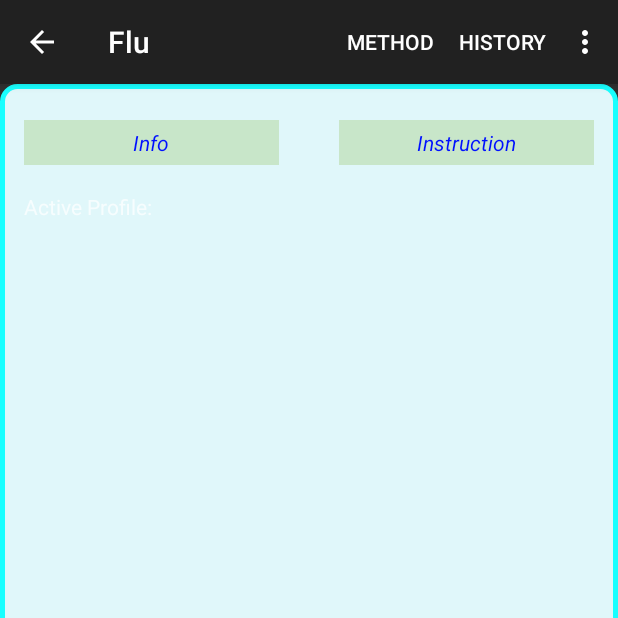
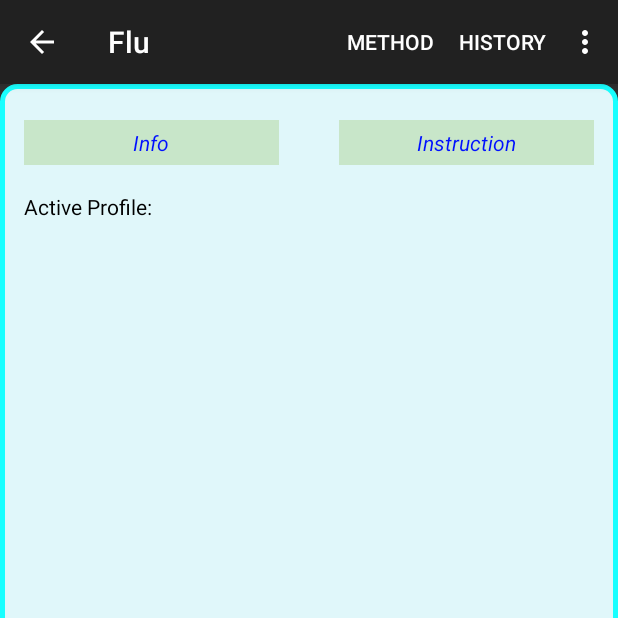
Before and after one commit to cpslabttu/SCC-Health_v1.4, an Android app: the FluActivity screen opened directly, with no data from a screen before it, on a phone screen of 412 x 824 dp, the top half of it. Run offline under Robolectric (Android 15) with nearby library versions, the phone set to English and light mode, and no system bars.

Commit message:
06/08/2017 with dex download

```diff
--- a/app/src/main/res/layout/activity_body_temp.xml
+++ b/app/src/main/res/layout/activity_body_temp.xml
@@ -66,12 +66,14 @@
             android:id="@+id/active_profile"
             android:layout_width="wrap_content"
             android:layout_height="wrap_content"
-            android:text="Active Profile:\t" />
+            android:text="Active Profile:\t"
+            android:textColor="#000000"/>
         <TextView
             android:id="@+id/display_name"
             android:layout_width="match_parent"
             android:layout_height="wrap_content"
-            android:text=" " />
+            android:text=" "
+            android:textColor="#000000"/>
 
     </LinearLayout>
 
@@ -85,7 +87,7 @@
         android:layout_alignParentBottom="true"
         android:layout_weight="1" >
         <Button
-            android:id="@+id/test"
+            android:id="@+id/cScanner"
             android:layout_width="0dp"
             android:layout_weight="1"
             android:layout_height="wrap_content"
@@ -96,8 +98,7 @@
             android:textSize="14sp"
             android:textStyle="italic"
             android:textColor="#0010ff"
-            android:background="#C8E6C9"
-            android:onClick="ReadBtn"/>
+            android:background="#C8E6C9" />
 
         <Button
             android:id="@+id/save"
```
